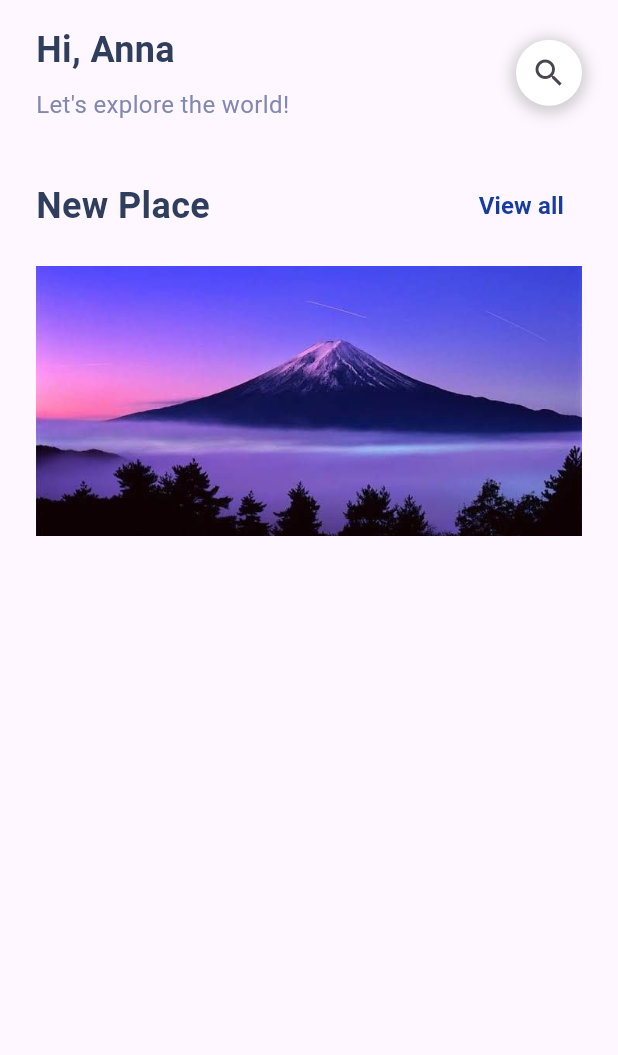
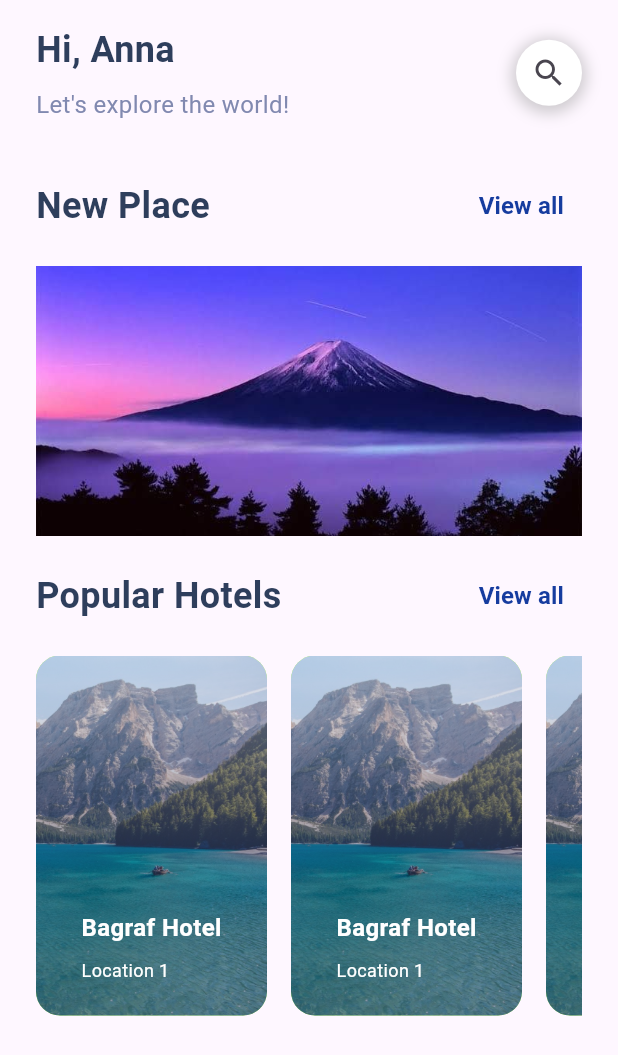
Before and after one commit to nabilhudarizalulhaq/globeGlider_app, a Flutter app: the HomePage screen opened by its route, on a phone screen of 412 x 824 dp. Shown: the top 1055 px of the screen. Run offline on Flutter 3.47's test engine with Material 3 defaults, Android fonts, the light colour scheme and no system bars; drawn by our look-alikes of carousel_slider.

Commit message:
add Popular hotel

```diff
--- a/lib/features/presentation/screen/home/home_page.dart
+++ b/lib/features/presentation/screen/home/home_page.dart
@@ -1,5 +1,6 @@
 import 'package:flutter/material.dart';
 import 'package:globe_glider_app/features/presentation/screen/home/widget/carosel_slider.dart';
+import 'package:globe_glider_app/features/presentation/screen/home/widget/popular_hotel.dart';
 
 // ignore: must_be_immutable
 class HomePage extends StatefulWidget {
@@ -70,59 +71,9 @@ class _HomePageState extends State<HomePage> {
             ),
           ),
           const SizedBox(height: 16.0),
-          caroselSlider()
-          // ListView(
-          //   children: [
-          //     Container(
-          //       margin: EdgeInsets.symmetric(horizontal: 24),
-          //       height: 160,
-          //       decoration: BoxDecoration(
-          //         // color: Color(0xFF1C2D57),
-          //         color: Colors.green,
-          //         borderRadius: BorderRadius.circular(20),
-          //       ),
-          //       child: Image.asset(
-          //         'assets/images/images1.png',
-          //         fit: BoxFit.fill,
-          //       ),
-          //     ),
-          //     const SizedBox(
-          //       width: 12,
-          //     ),
-          // Container(
-          //   margin: EdgeInsets.symmetric(horizontal: 24),
-          //   height: 160,
-          //   decoration: BoxDecoration(
-          //     // color: Color(0xFF1C2D57),
-          //     color: Colors.green,
-          //     borderRadius: BorderRadius.circular(20),
-          //   ),
-          //   child: Image.asset(
-          //     'assets/images/images1.png',
-          //     fit: BoxFit.fill,
-          //   ),
-          //       // child: CarouselSlider(
-          //       //   items: [
-          //       //     Image.asset('assets/images/1.png'),
-          //       //     Image.asset('assets/images/2.png'),
-          //       //     Image.asset('name'),
-          //       //   ],
-          //       //   options: CarouselOptions(
-          //       //     height: 160,
-          //       //     aspectRatio: 16 / 9,
-          //       //     viewportFraction: 1,
-          //       //     enableInfiniteScroll: false,
-          //       //     onPageChanged: ((index, reason) {
-          //       //       setState(() {
-          //       //         // currentIndex = index;
-          //       //       });
-          //       //     }),
-          //       //   ),
-          //       //   // carouselController: carouselController,
-          //       // ),
-          //     ),
-          //   ],
-          // ),
+          caroselSlider(),
+          const SizedBox(height: 16.0),
+          popularHotels(),
         ],
       ),
     );
--- /dev/null
+++ b/lib/features/presentation/screen/home/widget/popular_hotel.dart
@@ -0,0 +1,137 @@
+import 'package:flutter/material.dart';
+
+// class PopularHotel extends StatefulWidget {
+//   const PopularHotel({super.key});
+
+//   @override
+//   State<PopularHotel> createState() => _PopularHotelState();
+// }
+
+// class _PopularHotelState extends State<PopularHotel> {
+//   int currentIndex = 0;
+
+//   List<String> titles = [
+//     'Bagraf Hotel',
+//     'Oyo Hotel',
+//     'Start Hotel',
+//     'Nine Hotel',
+//     'Reddors Hotel',
+//   ];
+
+//   List<String> location = [
+//     'Location 1',
+//     'Location 2',
+//     'Location 3',
+//     'Location 4',
+//     'Location 5',
+//   ];
+//   @override
+//   Widget build(BuildContext context) {
+//     return popularHotels(titles);
+//     popularHotels(location);
+//   }
+// }
+
+Widget popularHotels() {
+  return Padding(
+    padding: const EdgeInsets.symmetric(horizontal: 24),
+    child: Column(
+      children: [
+        Row(
+          children: [
+            Text(
+              'Popular Hotels',
+              style: TextStyle(
+                color: Color(0xFF2E3E5C),
+                fontSize: 24,
+                fontWeight: FontWeight.bold,
+              ),
+            ),
+            Spacer(),
+            TextButton(
+              onPressed: () {},
+              child: Text(
+                'View all',
+                style: TextStyle(
+                  color: Color(0xFF163C9F),
+                  fontSize: 16,
+                  fontWeight: FontWeight.bold,
+                ),
+              ),
+            ),
+          ],
+        ),
+        const SizedBox(height: 16.0),
+        Container(
+          height: 240,
+          // width: 154,
+          child: ListView.builder(
+            scrollDirection: Axis.horizontal,
+            itemCount: 5,
+            itemBuilder: (context, index) {
+              return Container(
+                margin: EdgeInsets.only(right: 16),
+                width: 154,
+                decoration: BoxDecoration(
+                  color: Colors.lightGreenAccent,
+                  borderRadius: BorderRadius.circular(16),
+                  image: DecorationImage(
+                    image: AssetImage('assets/onboarding1.png'),
+                    fit: BoxFit.cover,
+                  ),
+                ),
+                child: Column(
+                  children: [
+                    // Container(
+                    //   height: 120,
+                    //   decoration: BoxDecoration(
+                    //     borderRadius: BorderRadius.only(
+                    //       topLeft: Radius.circular(16),
+                    //       topRight: Radius.circular(16),
+                    //     ),
+                    //     image: DecorationImage(
+                    //       image: AssetImage('assets/onboarding1.png'),
+                    //       fit: BoxFit.cover,
+                    //     ),
+                    //   ),
+                    // ),
+                    Padding(
+                      padding: const EdgeInsets.only(
+                        left: 16,
+                        top: 170,
+                        right: 16,
+                        bottom: 16,
+                      ),
+                      child: Column(
+                        // mainAxisAlignment: MainAxisAlignment.end,
+                        crossAxisAlignment: CrossAxisAlignment.start,
+                        children: [
+                          Text(
+                            'Bagraf Hotel',
+                            style: TextStyle(
+                              color: Color(0xFFFFFFFF),
+                              fontSize: 16,
+                              fontWeight: FontWeight.bold,
+                            ),
+                          ),
+                          const SizedBox(height: 8.0),
+                          Text(
+                            'Location 1',
+                            style: TextStyle(
+                              color: Color(0xFFFFFFFF),
+                              fontSize: 12,
+                            ),
+                          ),
+                        ],
+                      ),
+                    ),
+                  ],
+                ),
+              );
+            },
+          ),
+        ),
+      ],
+    ),
+  );
+}
```
